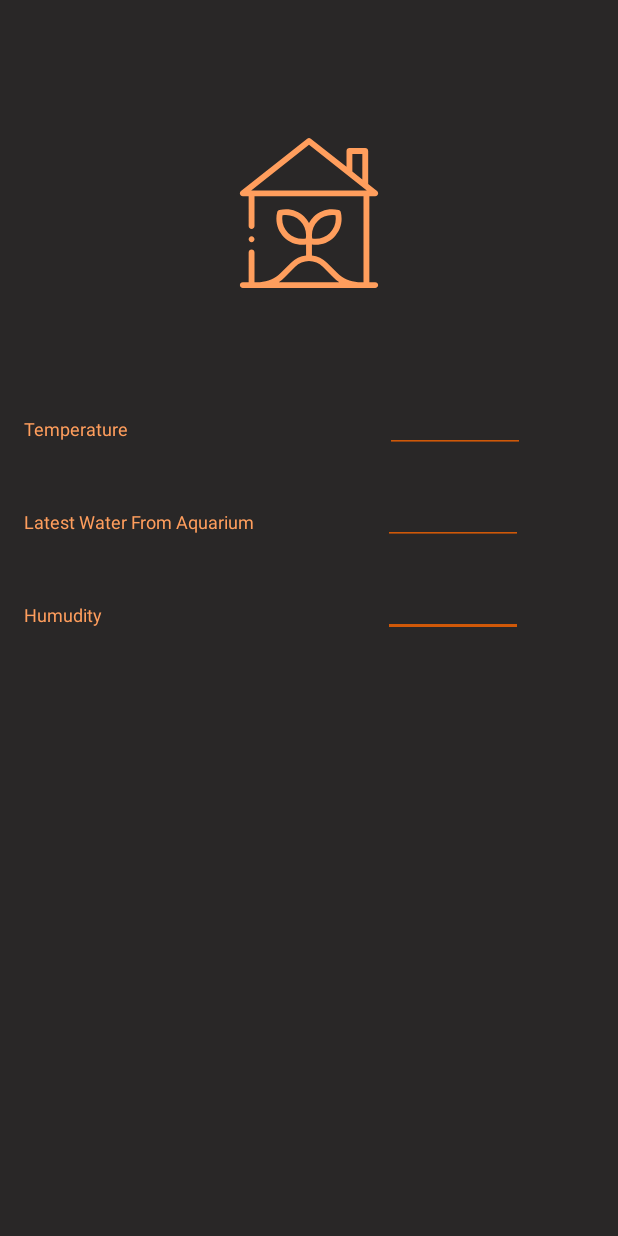
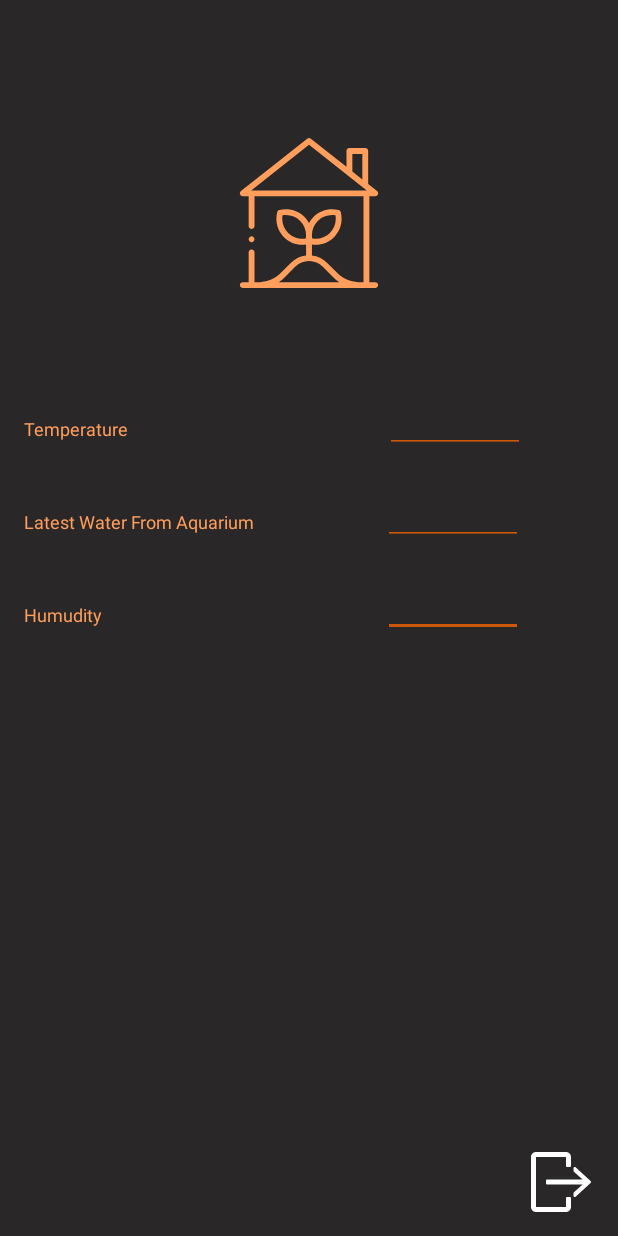
Before and after one commit to hacickn/Smart-Home-Bilkent-G2C, an Android app: the GreenHouse screen opened directly, with no data from a screen before it, on a phone screen of 412 x 824 dp. Run offline under Robolectric (Android 15) with nearby library versions, the phone set to English and light mode, and no system bars; Roboto replaces fonts that are not available here.

Commit message:
bluenight theme added. Classes are editted
all button relations are added.

```diff
--- a/androidApp/smarthome_v2/app/src/main/java/com/example/smarthome_v2/utilities/GreenHouse.java
+++ b/androidApp/smarthome_v2/app/src/main/java/com/example/smarthome_v2/utilities/GreenHouse.java
@@ -1,9 +1,21 @@
 package com.example.smarthome_v2.utilities;
 
+import android.annotation.SuppressLint;
 import android.app.Activity;
+import android.content.Intent;
+import android.graphics.Color;
+import android.graphics.PorterDuff;
+import android.graphics.drawable.Drawable;
 import android.os.Bundle;
+import android.view.View;
+import android.widget.EditText;
+import android.widget.ImageButton;
+import android.widget.ImageView;
+import android.widget.TextView;
+import android.widget.ToggleButton;
 
 import com.example.smarthome_v2.R;
+import com.example.smarthome_v2.main_screen;
 
 /**
  * a GreenHouse class
@@ -12,8 +24,63 @@ import com.example.smarthome_v2.R;
  * @version 06.05.2020
  */
 public class GreenHouse extends Activity {
+    public ImageButton exit;
+    private  ImageView greenHouse;
+    private TextView temperature,water,humudity;
+    private EditText hum,comingWater,temp;
+    int themeNumber;
+    Bundle bundle;
+    Intent thm;
+
+    @SuppressLint("ResourceAsColor")
     protected void onCreate(Bundle savedInstanceState) {
         super.onCreate(savedInstanceState);
         setContentView(R.layout.green_house_screen);
+
+        //initialization
+        greenHouse = findViewById(R.id.green_house_image);
+        temperature = findViewById(R.id.Temperature);
+        water = findViewById(R.id.Water);
+        humudity = findViewById(R.id.Humudity);
+        hum = findViewById(R.id.hum);
+        comingWater = findViewById(R.id.coming_water);
+        temp = findViewById(R.id.temp);
+        exit = findViewById(R.id.exit_greenhouse);
+
+        //getting datas
+        bundle = getIntent().getExtras();
+        if(bundle!=null) {
+            themeNumber = bundle.getInt("theme");
+        }
+
+        //choosing theme
+        if(themeNumber == 1){
+
+            greenHouse.setBackgroundResource(R.drawable.ic_bluenight_green_house);
+            temperature.setTextColor(Color.BLUE);
+            water.setTextColor(Color.BLUE);
+            humudity.setTextColor(Color.BLUE);
+            Drawable drawable = hum.getBackground(); // get current EditText drawable
+            drawable.setColorFilter(Color.BLUE, PorterDuff.Mode.SRC_ATOP); // change the drawable color
+            hum.setBackgroundDrawable(drawable); // set the new drawable to EditText
+            Drawable drawableTwo = comingWater.getBackground(); // get current EditText drawable
+            drawableTwo.setColorFilter(Color.BLUE, PorterDuff.Mode.SRC_ATOP); // change the drawable color
+            comingWater.setBackgroundDrawable(drawable); // set the new drawable to EditText
+            Drawable drawableThree = temp.getBackground(); // get current EditText drawable
+            drawableThree.setColorFilter(Color.BLUE, PorterDuff.Mode.SRC_ATOP); // change the drawable color
+            temp.setBackgroundDrawable(drawable); // set the new drawable to EditText
+
+        }
+
+        exit.setOnClickListener(new View.OnClickListener() {
+            @Override
+            public void onClick(View v) {
+
+                thm = new Intent(GreenHouse.this, main_screen.class);
+                thm.putExtra("theme",themeNumber);
+                startActivity(thm);
+            }
+        });
+
     }
 }
--- /dev/null
+++ b/androidApp/smarthome_v2/app/src/main/res/drawable/ic_bluenight_wave.xml
@@ -0,0 +1,6 @@
+<vector android:height="100dp" android:viewportHeight="512"
+    android:viewportWidth="512" android:width="100dp" xmlns:android="http://schemas.android.com/apk/res/android">
+    <path android:fillColor="#41AABF" android:pathData="M6.979,271.181c30.288,25.979 64.616,55.426 131.017,55.426c66.403,-0.001 100.733,-29.447 131.022,-55.426c28.644,-24.568 53.382,-45.787 104.98,-45.787c51.599,0 76.337,21.219 104.98,45.787c8.385,7.191 21.011,6.225 28.202,-2.159c7.191,-8.385 6.225,-21.011 -2.16,-28.202c-30.289,-25.979 -64.619,-55.426 -131.022,-55.426S273.265,214.84 242.976,240.82c-28.644,24.568 -53.382,45.787 -104.98,45.787c-51.597,0 -76.332,-21.218 -104.974,-45.787c-8.384,-7.191 -21.01,-6.226 -28.202,2.159C-2.372,251.363 -1.405,263.99 6.979,271.181z"/>
+    <path android:fillColor="#40B599" android:pathData="M6.979,161.787c30.287,25.98 64.615,55.426 131.017,55.426c66.403,0 100.733,-29.446 131.022,-55.426C297.662,137.219 322.399,116 373.998,116c51.597,0 76.335,21.218 104.98,45.787c8.385,7.193 21.01,6.224 28.201,-2.161c7.192,-8.384 6.223,-21.012 -2.161,-28.202C474.729,105.444 440.399,76 373.998,76c-66.403,0 -100.733,29.446 -131.022,55.426c-28.644,24.568 -53.382,45.787 -104.98,45.787c-51.596,0 -76.332,-21.218 -104.974,-45.787c-8.384,-7.192 -21.011,-6.226 -28.202,2.159C-2.372,141.969 -1.405,154.596 6.979,161.787z"/>
+    <path android:fillColor="#0058D3" android:pathData="M505.02,350.213c-30.289,-25.979 -64.619,-55.426 -131.022,-55.426s-100.733,29.446 -131.022,55.426C214.332,374.781 189.594,396 137.996,396c-51.594,0 -76.331,-21.218 -104.973,-45.785l-0.002,-0.002c-8.384,-7.189 -21.009,-6.223 -28.201,2.16c-7.191,8.384 -6.224,21.011 2.16,28.202C37.268,406.555 71.597,436 137.996,436c66.403,0 100.733,-29.446 131.022,-55.426c28.644,-24.568 53.382,-45.787 104.98,-45.787c51.599,0 76.337,21.219 104.98,45.787c8.385,7.191 21.011,6.225 28.202,-2.159C514.371,370.03 513.405,357.404 505.02,350.213z"/>
+</vector>
--- a/androidApp/smarthome_v2/app/src/main/res/layout/green_house_screen.xml
+++ b/androidApp/smarthome_v2/app/src/main/res/layout/green_house_screen.xml
@@ -99,4 +99,15 @@
         app:layout_constraintStart_toEndOf="@+id/Temperature"
         app:layout_constraintTop_toTopOf="parent" />
 
+    <ImageButton
+        android:id="@+id/exit_greenhouse"
+        android:layout_width="40dp"
+        android:layout_height="40dp"
+        android:layout_marginEnd="18dp"
+        android:layout_marginRight="18dp"
+        android:layout_marginBottom="16dp"
+        app:layout_constraintBottom_toBottomOf="parent"
+        app:layout_constraintEnd_toEndOf="parent"
+        android:background="@drawable/ic_exit" />
+
 </androidx.constraintlayout.widget.ConstraintLayout>
```
Also changed, not shown: androidApp/smarthome_v2/app/src/main/java/com/example/smarthome_v2/main_screen.java (+35 -15 lines), androidApp/smarthome_v2/app/src/main/java/com/example/smarthome_v2/settings/ThemeSettings.java (+7 -1 lines), androidApp/smarthome_v2/app/src/main/java/com/example/smarthome_v2/utilities/Electricity.java (+41 -12 lines), androidApp/smarthome_v2/app/src/main/java/com/example/smarthome_v2/utilities/GardenLight.java (+46 -1 lines), androidApp/smarthome_v2/app/src/main/java/com/example/smarthome_v2/utilities/Gas.java (+44 -15 lines), androidApp/smarthome_v2/app/src/main/java/com/example/smarthome_v2/utilities/Water.java (+40 -22 lines), androidApp/smarthome_v2/app/src/main/res/drawable/ic_bluenight_eleclight.xml (added, +8 -0 lines), androidApp/smarthome_v2/app/src/main/res/drawable/ic_bluenight_smoke.xml (added, +13 -0 lines), androidApp/smarthome_v2/app/src/main/res/layout/garden_light.xml (+12 -1 lines), androidApp/smarthome_v2/app/src/main/res/layout/gas_screen.xml (+4 -4 lines).
